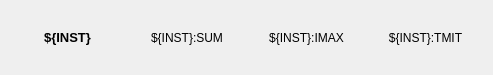
This is blenApp/ui/blen_daq.ui in slaclab/BunchLengthMonitor as Qt 5 draws it before an edit. The edited form follows.
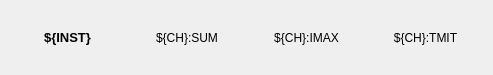
This is the edited form. Custom widgets are drawn as their Qt base class.

Commit message: MNT: coalesce use of blen_daq from engineering ui panels

Diff of the .ui file:
```diff
--- a/blenApp/ui/blen_daq.ui
+++ b/blenApp/ui/blen_daq.ui
@@ -75,7 +75,7 @@
         <string/>
        </property>
        <property name="text">
-        <string>${INST}:SUM</string>
+        <string>${CH}:SUM</string>
        </property>
        <property name="alignment">
         <set>Qt::AlignCenter</set>
@@ -106,7 +106,7 @@
         <string/>
        </property>
        <property name="text">
-        <string>${INST}:IMAX</string>
+        <string>${CH}:IMAX</string>
        </property>
        <property name="alignment">
         <set>Qt::AlignCenter</set>
@@ -137,7 +137,7 @@
         <string/>
        </property>
        <property name="text">
-        <string>${INST}:TMIT</string>
+        <string>${CH}:TMIT</string>
        </property>
        <property name="alignment">
         <set>Qt::AlignCenter</set>
```
Left out of the diff: 6 changed lines with no effect on the pictures. The commit also changes 3 other files.
